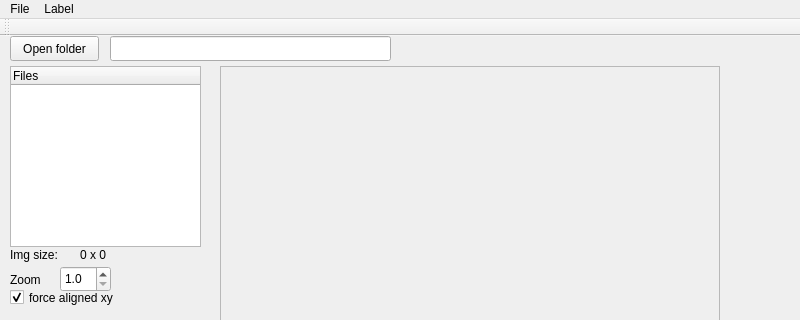
Above: mainwindow.ui from nattaon/labellingfloorplan before the change; both pictures show x 0 to 800 and y 0 to 320 of the 800 by 600 pixel window. Below: the same form after it.
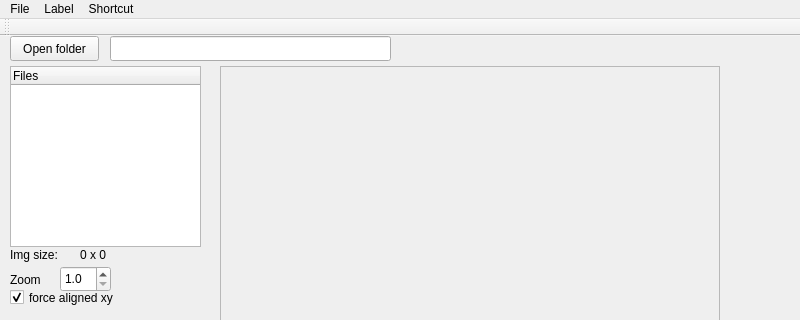
That is the form after the change.

Commit message: resize scoll area + shortcut

The edit to the form file:
```diff
--- a/mainwindow.ui
+++ b/mainwindow.ui
@@ -318,9 +318,19 @@
      <string>Label</string>
     </property>
     <addaction name="actionGenerate_label"/>
+    <addaction name="actionNext_image"/>
+    <addaction name="actionPrev_image"/>
+    <addaction name="actionDelete_line"/>
+   </widget>
+   <widget class="QMenu" name="menuShortcut">
+    <property name="title">
+     <string>Shortcut</string>
+    </property>
+    <addaction name="actionSee_shortcut"/>
    </widget>
    <addaction name="menuFile"/>
    <addaction name="menuLabel"/>
+   <addaction name="menuShortcut"/>
   </widget>
   <widget class="QToolBar" name="mainToolBar">
    <attribute name="toolBarArea">
```
Left out of the diff: 55 changed lines with no effect on the pictures. The commit also changes 22 other files.
